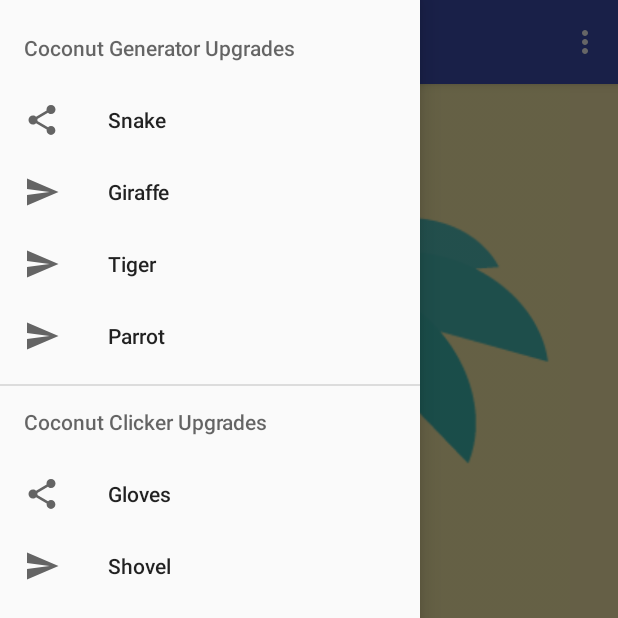
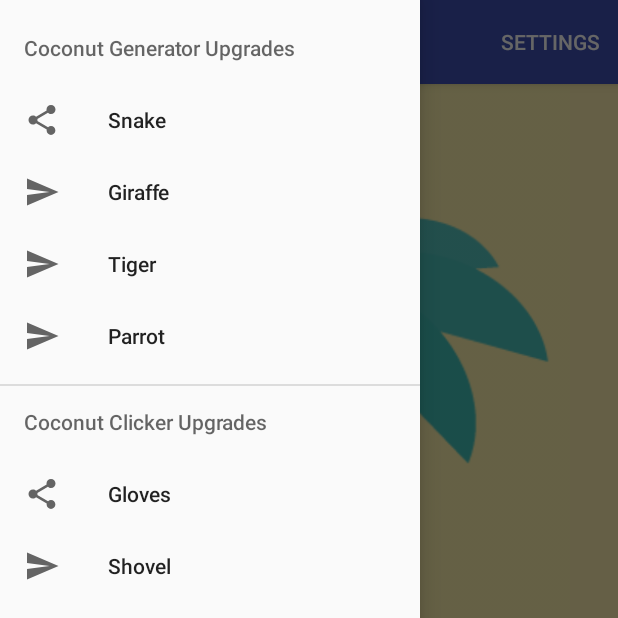
Before and after one commit to weblue/JungleClicker, an Android app: the screen it shows after launch (MainActivity), with the side drawer open, on a phone screen of 412 x 824 dp, the top half of it. Run offline under Robolectric (Android 15) with nearby library versions, the phone set to English and light mode, and no system bars.

Commit message:
settings fixes

```diff
--- a/app/src/main/java/com/twodays/jungleclicker/MainActivity.java
+++ b/app/src/main/java/com/twodays/jungleclicker/MainActivity.java
@@ -24,6 +24,7 @@ public class MainActivity extends AppCompatActivity
         setSupportActionBar(toolbar);
 
         FloatingActionButton fab = (FloatingActionButton) findViewById(R.id.fab);
+        assert fab != null;
         fab.setOnClickListener(new View.OnClickListener() {
             @Override
             public void onClick(View view) {
@@ -55,7 +56,7 @@ public class MainActivity extends AppCompatActivity
     @Override
     public boolean onCreateOptionsMenu(Menu menu) {
         // Inflate the menu; this adds items to the action bar if it is present.
-        getMenuInflater().inflate(R.menu.main, menu);
+        getMenuInflater().inflate(R.menu.menu_main, menu);
         return true;
     }
 
@@ -80,7 +81,7 @@ public class MainActivity extends AppCompatActivity
         // Handle navigation view item clicks here.
         int id = item.getItemId();
 
-        if (id == R.id.nav_camera) {
+        /*if (id == R.id.nav_camera) {
             // Handle the camera action
         } else if (id == R.id.nav_gallery) {
 
@@ -93,7 +94,7 @@ public class MainActivity extends AppCompatActivity
         } else if (id == R.id.nav_send) {
 
         }
-
+*/
         DrawerLayout drawer = (DrawerLayout) findViewById(R.id.drawer_layout);
         drawer.closeDrawer(GravityCompat.START);
         return true;
--- /dev/null
+++ b/app/src/main/res/layout/activity_stats.xml
@@ -0,0 +1,6 @@
+<?xml version="1.0" encoding="utf-8"?>
+<ListView xmlns:android="http://schemas.android.com/apk/res/android"
+    android:orientation="vertical" android:layout_width="match_parent"
+    android:layout_height="match_parent">
+
+</ListView>
--- a/app/src/main/res/layout/app_bar_main.xml
+++ b/app/src/main/res/layout/app_bar_main.xml
@@ -14,6 +14,7 @@
 
         <android.support.v7.widget.Toolbar
             android:id="@+id/toolbar"
+            android:layout_weight=".9"
             android:layout_width="match_parent"
             android:layout_height="?attr/actionBarSize"
             android:background="?attr/colorPrimary"
--- a/app/src/main/res/menu/main.xml
+++ b/app/src/main/res/menu/menu_main.xml
@@ -5,5 +5,5 @@
         android:id="@+id/action_settings"
         android:orderInCategory="100"
         android:title="@string/action_settings"
-        app:showAsAction="never" />
+        app:showAsAction="always" />
 </menu>
--- a/app/src/main/res/values/strings.xml
+++ b/app/src/main/res/values/strings.xml
@@ -5,4 +5,6 @@
     <string name="navigation_drawer_close">Close navigation drawer</string>
 
     <string name="action_settings">Settings</string>
+
+    <string name="pref_summary_auto_delete"></string>
 </resources>
--- a/app/src/main/res/xml/preferences.xml
+++ b/app/src/main/res/xml/preferences.xml
@@ -1,6 +1,6 @@
 <?xml version="1.0" encoding="utf-8"?>
 <PreferenceScreen xmlns:android="http://schemas.android.com/apk/res/android">
-    <CheckBoxPreference
+    <!--<CheckBoxPreference
         android:defaultValue="false"
         android:key="pref_key_auto_delete"
         android:summary="@string/pref_summary_auto_delete"
@@ -14,7 +14,7 @@
         android:dependency="pref_key_auto_delete"
         android:key="pref_key_mms_delete_limit"
         android:summary="@string/pref_summary_delete_limit"
-        android:title="@string/pref_title_mms_delete" />
+        android:title="@string/pref_title_mms_delete" />-->
     <Preference
         android:dependency="pref_key_auto_delete"
         android:key="pref_key_about"
```
Also changed, not shown: app/build.gradle (+6 -6 lines).
